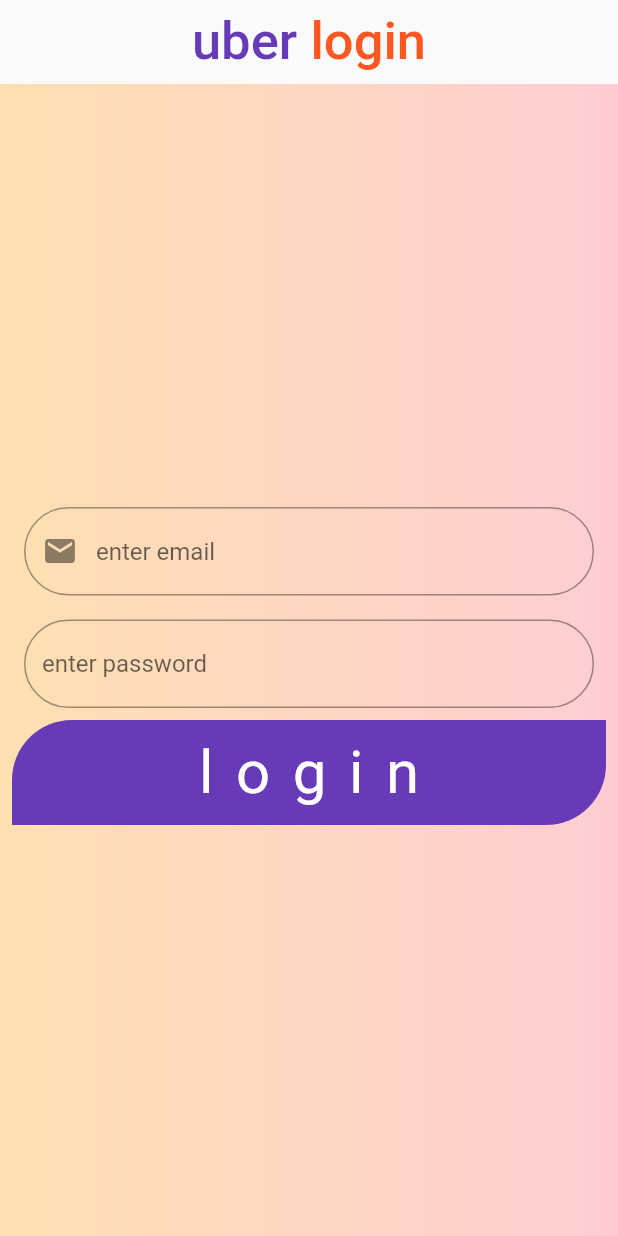
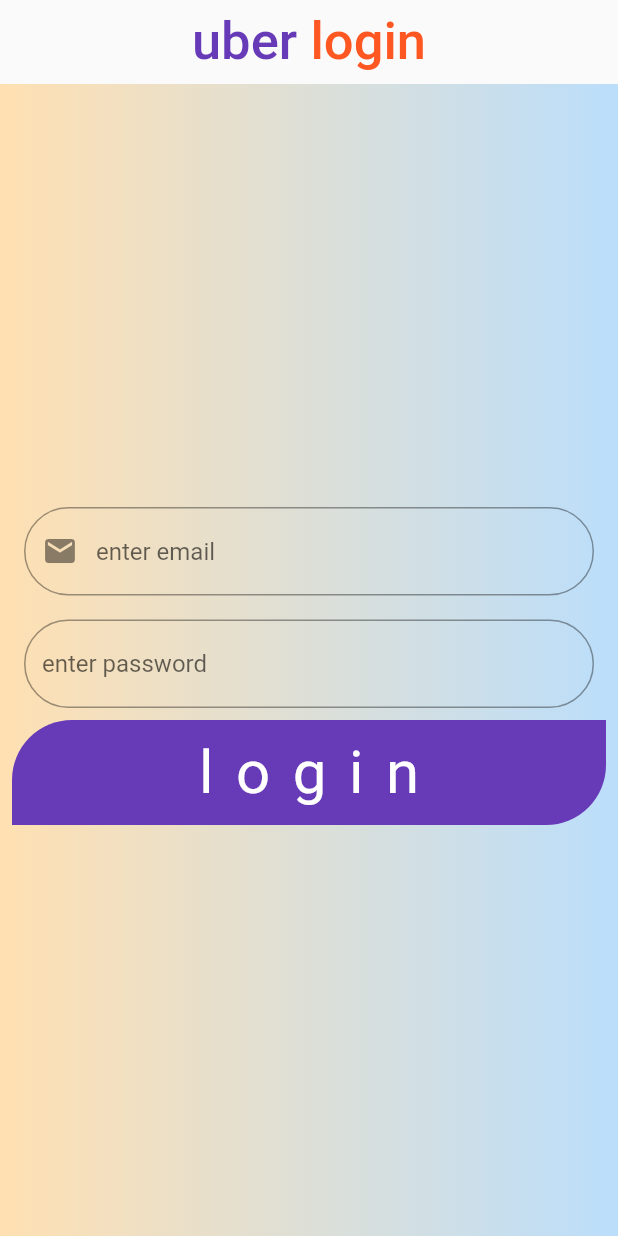
Before and after one commit to gsudipgyawali/Uber-Login, a Flutter app: the screen it shows after launch, on a phone screen of 412 x 824 dp. Run offline on Flutter 3.47's test engine with Material 2 defaults, Android fonts, the phone set to English and light mode, and no system bars.

Commit message:
second commmit

```diff
--- a/lib/screens/mainpage.dart
+++ b/lib/screens/mainpage.dart
@@ -19,7 +19,7 @@ class mainpage extends StatelessWidget {
       decoration: BoxDecoration(
           gradient: LinearGradient(colors: [
         Colors.orange[100],
-        Colors.red[100],
+        Colors.blue[100],
       ])),
       child: Container(
         child: Container(
```
